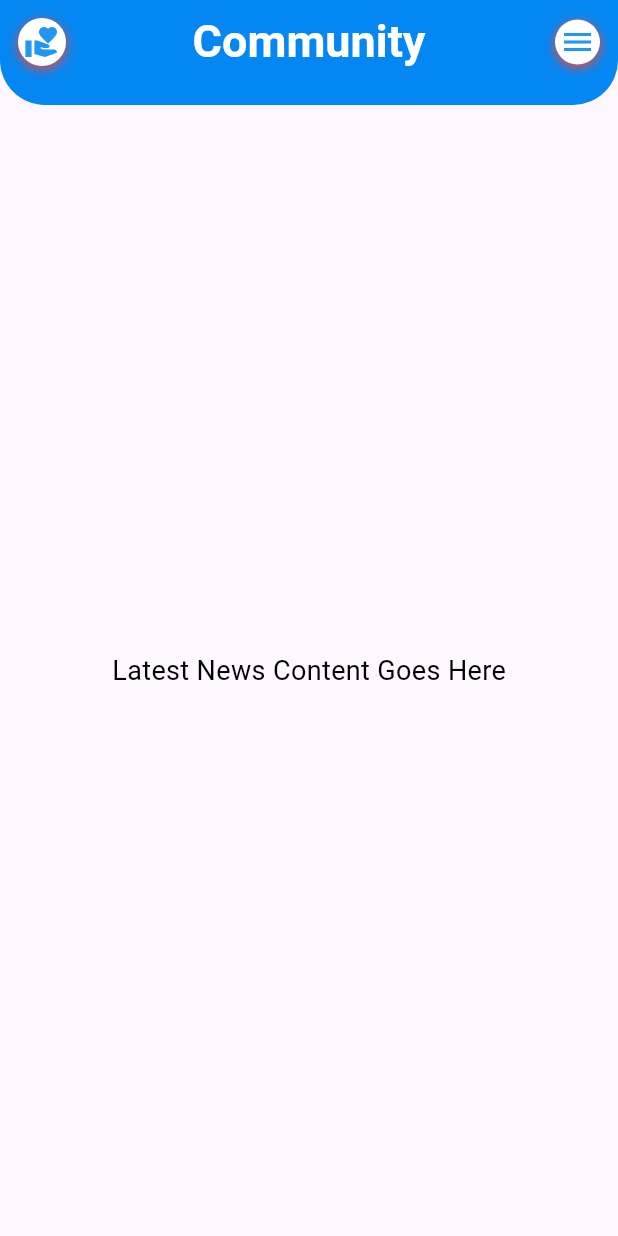
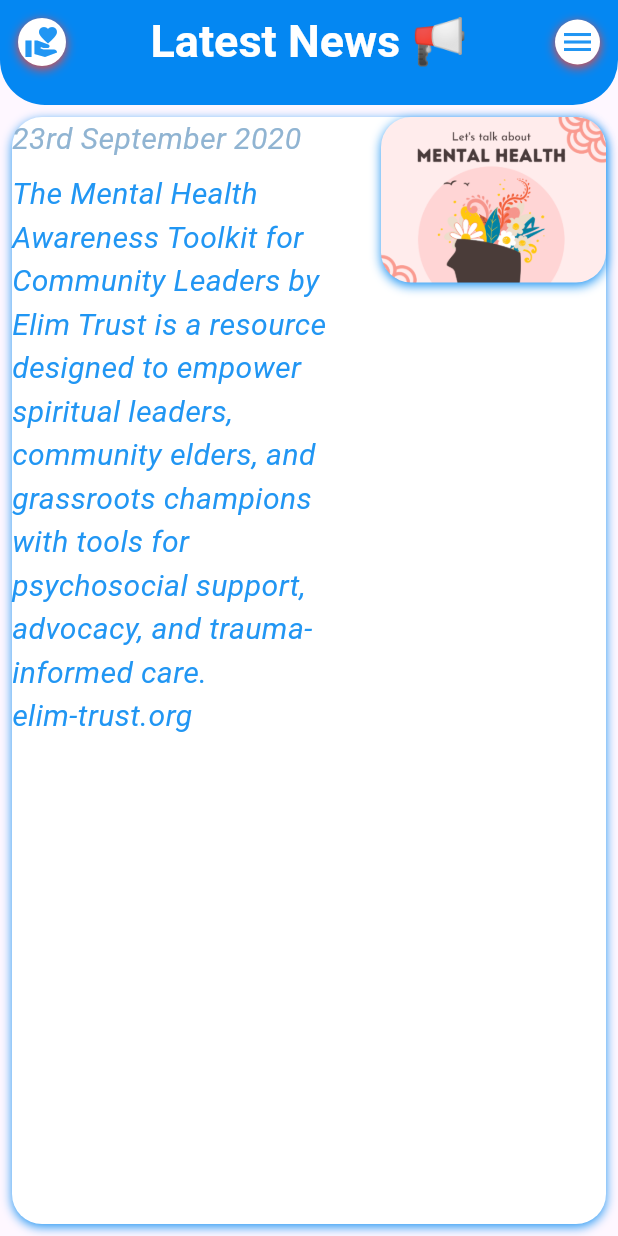
Before and after one commit to Yvonne-Wanja-1/Elim_trust_2, a Flutter app: the LatestnewsPage screen opened by its route, on a phone screen of 412 x 824 dp. Run offline on Flutter 3.47's test engine with Material 3 defaults, Android fonts, the phone set to English and light mode, and no system bars; our stand-ins replace animated_text_kit, curved_navigation_bar, font_awesome_flutter; Roboto replaces fonts that are missing (Arial).

Commit message:
changed files:

```diff
--- a/elim_trust_2/lib/pages/latestnews.dart
+++ b/elim_trust_2/lib/pages/latestnews.dart
@@ -14,10 +14,10 @@
             bottomRight: Radius.circular(30),
           ),
           child: AppBar(
-            backgroundColor: const Color.fromARGB(255, 4, 135, 242), // Background color
+            backgroundColor: const Color.fromARGB(255, 4, 135, 242),
             centerTitle: true,
             title: const Text(
-              'Community',
+              'Latest News 📢',
               style: TextStyle(
                 fontSize: 30,
                 fontWeight: FontWeight.bold,
@@ -27,11 +27,11 @@
             leading: Padding(
               padding: const EdgeInsets.all(12.0),
               child: Container(
-                height: 30, // Standard icon button size
-                width: 30,  // Standard icon button size
+                height: 30,
+                width: 30,
                 decoration: BoxDecoration(
-                  color: Colors.white, // Background color
-                  borderRadius: BorderRadius.circular(30), // Circular shape
+                  color: Colors.white,
+                  borderRadius: BorderRadius.circular(30),
                   boxShadow: const [
                     BoxShadow(
                       color: Colors.red,
@@ -41,10 +41,9 @@
                   ],
                 ),
                 child: IconButton(
-                  padding: EdgeInsets.zero, // Remove default padding
-                  icon: const Icon(Icons.volunteer_activism, color: Colors.blue, size: 24), // Icon size
+                  padding: EdgeInsets.zero,
+                  icon: const Icon(Icons.volunteer_activism, color: Colors.blue, size: 24),
                   onPressed: () {
-                    // Navigate to the donations page
                     Navigator.pushNamed(context, '/donations');
                   },
                 ),
@@ -54,11 +53,11 @@
               Padding(
                 padding: const EdgeInsets.all(12.0),
                 child: Container(
-                  height: 30, // Standard icon button size
-                  width: 30,  // Standard icon button size
+                  height: 30,
+                  width: 30,
                   decoration: BoxDecoration(
-                    color: Colors.white, // Background color
-                    borderRadius: BorderRadius.circular(30), // Circular shape
+                    color: Colors.white,
+                    borderRadius: BorderRadius.circular(30),
                     boxShadow: const [
                       BoxShadow(
                         color: Colors.red,
@@ -68,8 +67,8 @@
                     ],
                   ),
                   child: IconButton(
-                    padding: EdgeInsets.zero, // Remove default padding
-                    icon: const Icon(Icons.menu, color: Colors.blue), // Icon size
+                    padding: EdgeInsets.zero,
+                    icon: const Icon(Icons.menu, color: Colors.blue),
                     onPressed: () {
                       // Add functionality for the menu button here
                     },
@@ -80,10 +79,77 @@
           ),
         ),
       ),
-      body: const Center(
-        child: Text(
-          'Latest News Content Goes Here',
-          style: TextStyle(fontSize: 18, color: Colors.black),
+      body: Padding(
+        padding: const EdgeInsets.all(8.0),
+        child: Container(
+          decoration: BoxDecoration(
+            borderRadius: BorderRadius.circular(20),
+            color: Colors.white,
+            boxShadow: const [
+              BoxShadow(
+                color: Colors.blue,
+                blurRadius: 5.0,
+                offset: Offset(0, 2),
+              ),
+            ],
+          ),
+          child: Row(
+            crossAxisAlignment: CrossAxisAlignment.start,
+            children: [
+              Expanded(
+                flex: 2, // Allocate 2/3 of the space for the text
+                child: Column(
+                  crossAxisAlignment: CrossAxisAlignment.start,
+                  children: [
+                    const Padding(
+                      padding: EdgeInsets.only(bottom: 8.0),
+                      child: Text(
+                        '23rd September 2020',
+                        style: TextStyle(
+                          fontSize: 20,
+                          fontFamily: 'Arial',
+                          fontStyle: FontStyle.italic,
+                          color: Color.fromARGB(255, 144, 180, 210),
+                        ),
+                      ),
+                    ),
+                    const Text(
+                      '''The Mental Health Awareness Toolkit for Community Leaders by Elim Trust is a resource designed to empower spiritual leaders, community elders, and grassroots champions with tools for psychosocial support, advocacy, and trauma-informed care.
+elim-trust.org
+''',
+                      style: TextStyle(
+                        fontSize: 20,
+                        fontFamily: 'Arial',
+                        fontStyle: FontStyle.italic,
+                        color: Colors.blue,
+                      ),
+                    ),
+                  ],
+                ),
+              ),
+              const SizedBox(width: 8), // Space between the text and the image
+              Container(
+                width: 150, // Set the width of the image
+                decoration: BoxDecoration(
+                  borderRadius: BorderRadius.circular(20), // Rounded corners for the image
+                  boxShadow: const [
+                    BoxShadow(
+                      color: Colors.blue,
+                      blurRadius: 5.0,
+                      offset: Offset(0, 2),
+                    ),
+                  ],
+                ),
+                child: ClipRRect(
+                  borderRadius: BorderRadius.circular(20),
+                  child: Image.asset(
+                    'images/mentalhealth.png', // Path to your image asset
+                    fit: BoxFit.cover, // Adjust the image to cover the container
+                  ),
+                ),
+              ),
+            ],
+          ),
         ),
       ),
     );
```
Also changed, not shown: elim_trust_2/lib/pages/homepage.dart (+34 -30 lines), elim_trust_2/images/mentalhealth.png (added).
